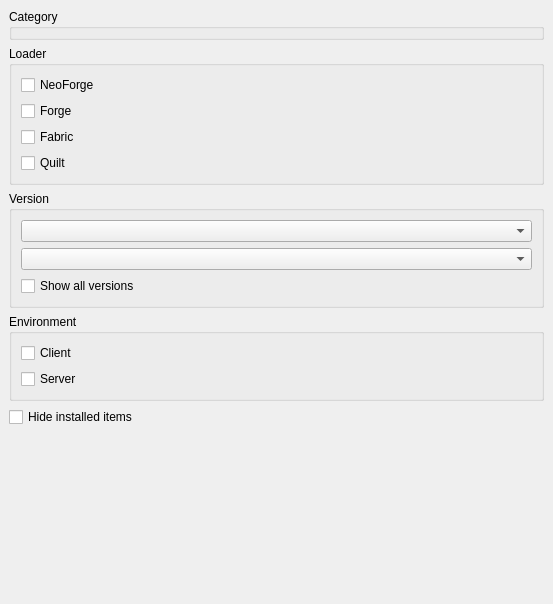
Old version of the form launcher/ui/widgets/ModFilterWidget.ui in the repository FreesmTeam/FreesmLauncher.
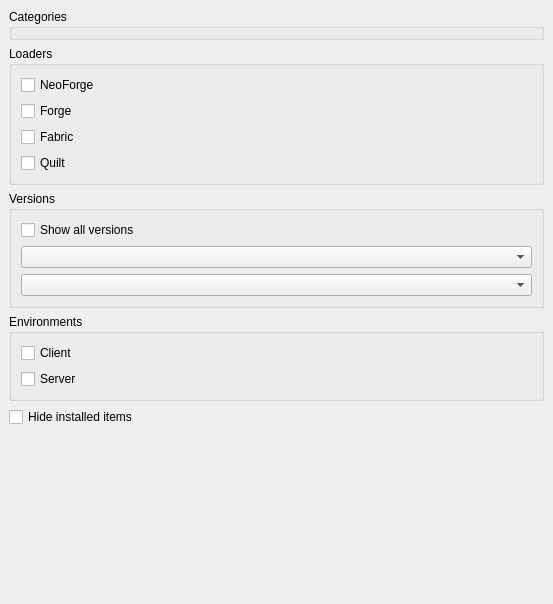
New version of the form. Custom widgets are drawn as their Qt base class.

Commit message: Make option groups plural

```diff
--- a/launcher/ui/widgets/ModFilterWidget.ui
+++ b/launcher/ui/widgets/ModFilterWidget.ui
@@ -47,7 +47,7 @@
        <item>
         <widget class="QGroupBox" name="categoryGroup">
          <property name="title">
-          <string>Category</string>
+          <string>Categories</string>
          </property>
          <property name="checkable">
           <bool>false</bool>
@@ -60,7 +60,7 @@
        <item>
         <widget class="QGroupBox" name="loaderGroup">
          <property name="title">
-          <string>Loader</string>
+          <string>Loaders</string>
          </property>
          <property name="checkable">
           <bool>false</bool>
@@ -103,7 +103,7 @@
        <item>
         <widget class="QGroupBox" name="minecraftVersionGroup">
          <property name="title">
-          <string>Version</string>
+          <string>Versions</string>
          </property>
          <property name="checkable">
           <bool>false</bool>
@@ -112,12 +112,6 @@
           <bool>false</bool>
          </property>
          <layout class="QVBoxLayout" name="verticalLayout_3">
-          <item>
-           <widget class="CheckComboBox" name="versions"/>
-          </item>
-          <item>
-           <widget class="QComboBox" name="version"/>
-          </item>
           <item>
            <widget class="QCheckBox" name="showAllVersions">
             <property name="text">
@@ -125,13 +119,19 @@
             </property>
            </widget>
           </item>
+          <item>
+           <widget class="CheckComboBox" name="versions"/>
+          </item>
+          <item>
+           <widget class="QComboBox" name="version"/>
+          </item>
          </layout>
         </widget>
        </item>
        <item>
         <widget class="QGroupBox" name="environmentGroup">
          <property name="title">
-          <string>Environment</string>
+          <string>Environments</string>
          </property>
          <property name="checkable">
           <bool>false</bool>
```
